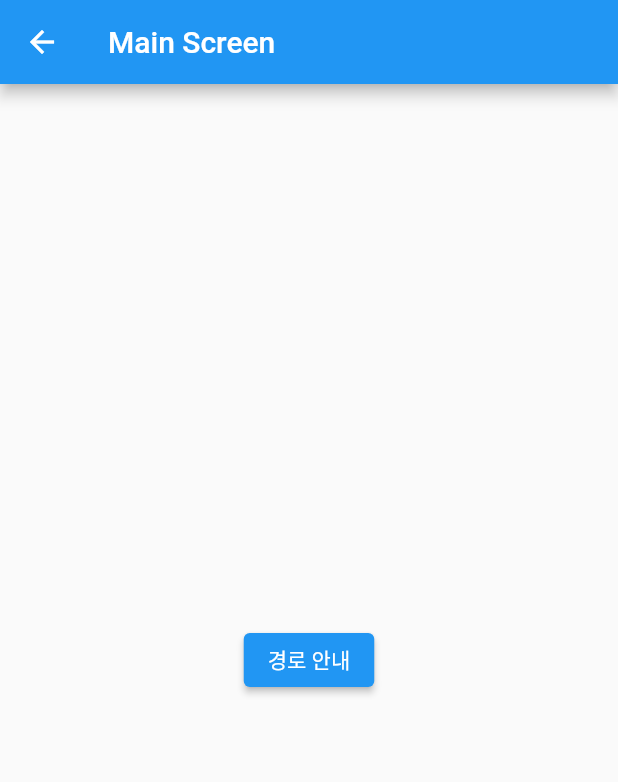
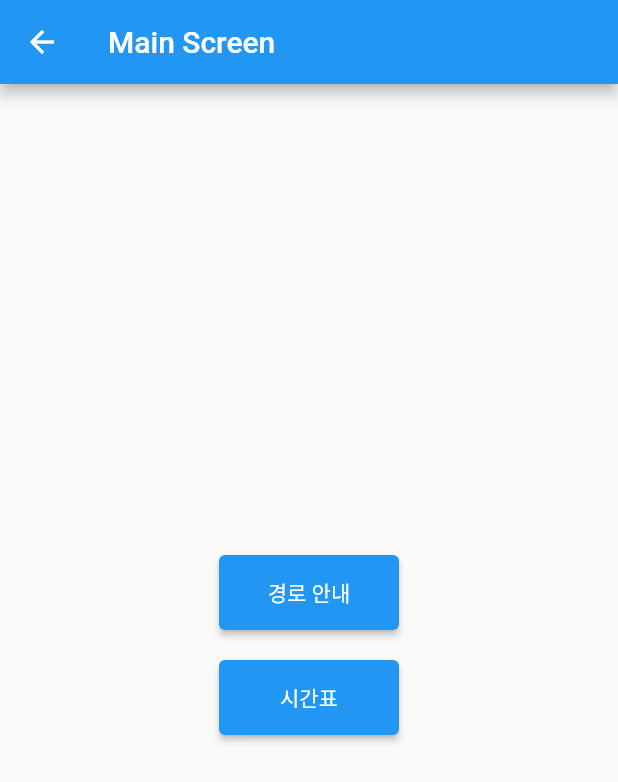
Before and after one commit to Samdo3/KU_Sejong_Navigator, a Flutter app: the MainScreen screen opened directly, on a phone screen of 412 x 824 dp. Shown: the top 782 px of the screen. Run offline on Flutter 3.47's test engine with Material 2 defaults, Android fonts, the phone set to English and light mode, and no system bars; our stand-ins replace fluttertoast, geolocator, get, google_fonts, shared_preferences; missing offline and left inert: flutter_polyline_points, flutter_session_manager, flutter_timetable_view, mapbox_gl, mapbox_gl_platform_interface; accounts and stored records are empty.

Commit message:
겹치는부분 합침

```diff
--- a/lib/api/api.dart
+++ b/lib/api/api.dart
@@ -3,9 +3,8 @@ import '../model/user.dart';
 import 'package:http/http.dart' as http;
 
 class API {
-  static const hostConnect = "http://192.168.0.4/api_new_members";
+  static const hostConnect = "http://192.168.50.119/api_new_members";
   static const hostConnectUser = "$hostConnect/user";
-
   static const signup = "$hostConnect/user/signup.php";
   static const login = "$hostConnect/user/login.php";
   static const validateEmail = "$hostConnect/user/validate_email.php";
--- a/lib/user/pages/main_screen.dart
+++ b/lib/user/pages/main_screen.dart
@@ -1,9 +1,9 @@
 import 'package:flutter/material.dart';
 import 'package:get/get.dart';
 import 'package:getx_mysql_tutorial/map/navigator.dart';
+import 'package:getx_mysql_tutorial/user/pages/timetable.dart';
 import 'package:geolocator/geolocator.dart';
 import 'package:fluttertoast/fluttertoast.dart';
-
 
 class MainScreen extends StatelessWidget {
   const MainScreen({Key? key}) : super(key: key);
@@ -15,11 +15,30 @@ class MainScreen extends StatelessWidget {
         title: Text('Main Screen'),
       ),
       body: Center(
-        child:ElevatedButton(
-          onPressed: (){
-            _AskLocationPermission();
-          },
-          child: Text('경로 안내'),
+        child: Column(
+          mainAxisAlignment: MainAxisAlignment.center,
+          children: [
+            ElevatedButton(
+              onPressed: () {
+                _AskLocationPermission();
+              },
+              style: ElevatedButton.styleFrom(
+                fixedSize: Size(120, 50), // Set the desired size for the button
+              ),
+              child: Text('경로 안내'),
+            ),
+            SizedBox(height: 20), // Add some spacing between the buttons
+            ElevatedButton(
+              onPressed: () {
+                Get.to(() => Timetable());
+              },
+              style: ElevatedButton.styleFrom(
+                fixedSize: Size(120, 50), // Set the same size for the button
+              ),
+              child: Text('시간표'),
+            ),
+            SizedBox(height: 20),
+          ],
         ),
       ),
     );
```
